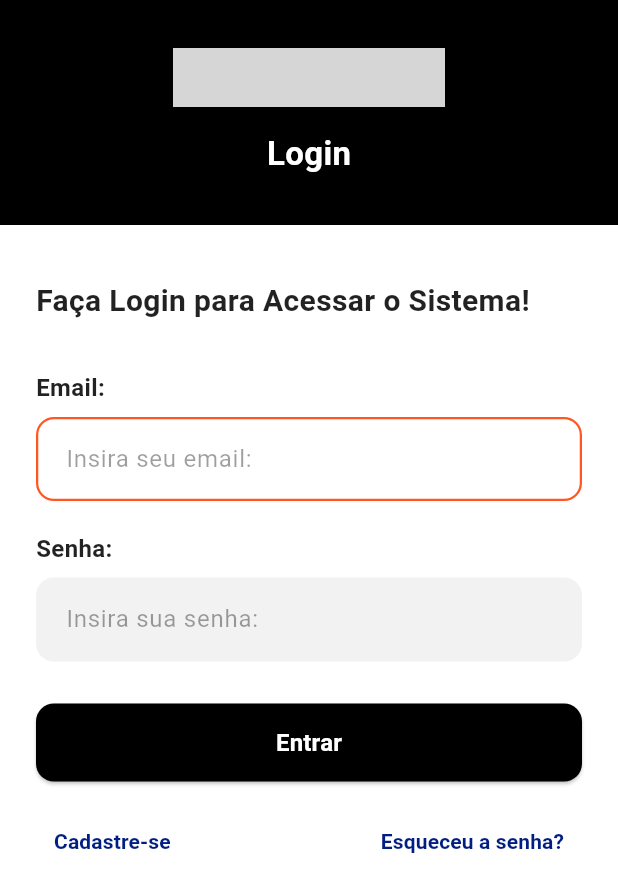
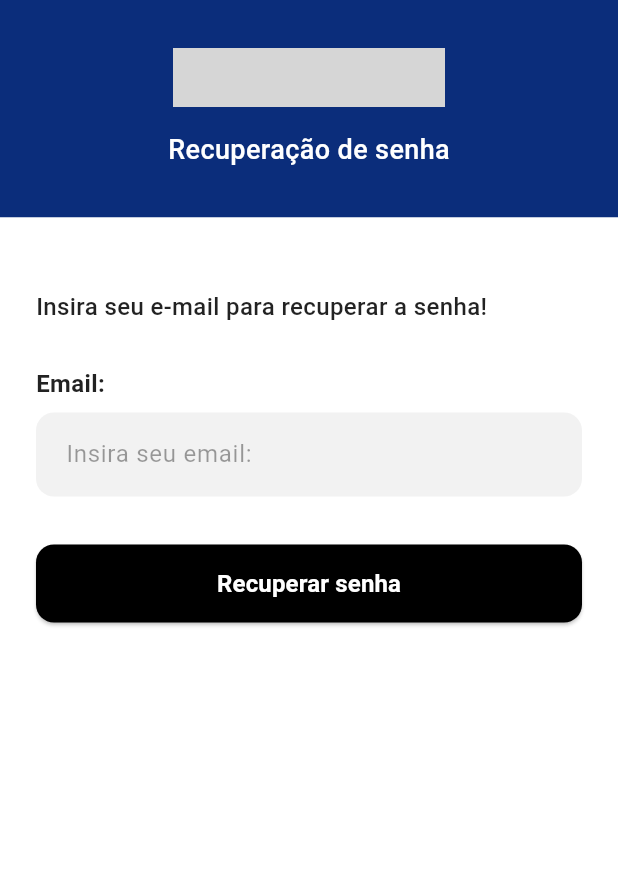
Before and after one commit to ThiagoMasseto/telaloginsenai_flutter, a Flutter app: the screen it shows after launch, after a tap on "Esqueceu a senha?", on a phone screen of 412 x 824 dp. Shown: the top 892 px of the screen. Run offline on Flutter 3.47's test engine with Material 3 defaults, Android fonts, the light colour scheme and no system bars; our stand-ins replace device_preview; grey boxes are pictures that could not be loaded.

Commit message:
Add RecoverPasswordPage with navigation from LoginPage and RegisterPage

```diff
--- a/lib/ui/login_page.dart
+++ b/lib/ui/login_page.dart
@@ -1,5 +1,6 @@
 import 'package:flutter/material.dart';
 import 'package:telaloginsenai_flutter/ui/register_page.dart';
+import 'package:telaloginsenai_flutter/ui/recover_password_page.dart';
 
 class LoginPage extends StatelessWidget {
   const LoginPage({super.key});
@@ -169,7 +170,13 @@ class LoginPage extends StatelessWidget {
                             ),
                           ),
                           TextButton(
-                            onPressed: () {},
+                            onPressed: () {
+                              Navigator.of(context).push(
+                                MaterialPageRoute(
+                                  builder: (_) => const RecoverPasswordPage(),
+                                ),
+                              );
+                            },
                             child: const Text(
                               'Esqueceu a senha?',
                               style: TextStyle(
--- /dev/null
+++ b/lib/ui/recover_password_page.dart
@@ -0,0 +1,127 @@
+import 'package:flutter/material.dart';
+import 'package:telaloginsenai_flutter/main.dart';
+
+class RecoverPasswordPage extends StatelessWidget {
+  const RecoverPasswordPage({super.key});
+
+  @override
+  Widget build(BuildContext context) {
+    return Scaffold(
+      backgroundColor: Colors.white,
+      body: SafeArea(
+        child: Column(
+          children: [
+            Container(
+              width: double.infinity,
+              color: const Color(0xFF0B2D7B),
+              padding: const EdgeInsets.symmetric(vertical: 32),
+              child: Column(
+                mainAxisSize: MainAxisSize.min,
+                children: [
+                  Image.asset(
+                    'assets/images/imagem_senai.png',
+                    width: 181,
+                    height: 39,
+                    fit: BoxFit.contain,
+                  ),
+                  const SizedBox(height: 16),
+                  const Text(
+                    'Recuperação de senha',
+                    style: TextStyle(
+                      color: Colors.white,
+                      fontSize: 18,
+                      fontWeight: FontWeight.w500,
+                    ),
+                  ),
+                ],
+              ),
+            ),
+            Expanded(
+              child: Container(
+                width: double.infinity,
+                color: Colors.white,
+                padding: const EdgeInsets.symmetric(horizontal: 24, vertical: 28),
+                child: Column(
+                  crossAxisAlignment: CrossAxisAlignment.start,
+                  children: [
+                    const SizedBox(height: 20),
+                    const Text(
+                      'Insira seu e-mail para recuperar a senha!',
+                      style: TextStyle(
+                        fontSize: 16,
+                        fontWeight: FontWeight.w500,
+                        color: Colors.black87,
+                      ),
+                    ),
+                    const SizedBox(height: 28),
+                    const Text(
+                      'Email:',
+                      style: TextStyle(
+                        fontSize: 16,
+                        fontWeight: FontWeight.w600,
+                        color: Colors.black87,
+                      ),
+                    ),
+                    const SizedBox(height: 8),
+                    TextFormField(
+                      keyboardType: TextInputType.emailAddress,
+                      decoration: InputDecoration(
+                        hintText: 'Insira seu email:',
+                        hintStyle: const TextStyle(color: Colors.black38),
+                        filled: true,
+                        fillColor: const Color(0xFFF2F2F2),
+                        contentPadding: const EdgeInsets.symmetric(
+                          horizontal: 16,
+                          vertical: 16,
+                        ),
+                        enabledBorder: OutlineInputBorder(
+                          borderRadius: BorderRadius.circular(12),
+                          borderSide: const BorderSide(color: Colors.transparent),
+                        ),
+                        focusedBorder: OutlineInputBorder(
+                          borderRadius: BorderRadius.circular(12),
+                          borderSide: const BorderSide(
+                            color: Color(0xFF0B2D7B),
+                            width: 1.5,
+                          ),
+                        ),
+                      ),
+                    ),
+                    const SizedBox(height: 32),
+                    SizedBox(
+                      width: double.infinity,
+                      height: 52,
+                      child: ElevatedButton(
+                        onPressed: () {
+                          Navigator.of(context).pushReplacement(
+                            MaterialPageRoute(
+                              builder: (_) => const SplashPage(),
+                            ),
+                          );
+                        },
+                        style: ElevatedButton.styleFrom(
+                          backgroundColor: Colors.black,
+                          shape: RoundedRectangleBorder(
+                            borderRadius: BorderRadius.circular(12),
+                          ),
+                        ),
+                        child: const Text(
+                          'Recuperar senha',
+                          style: TextStyle(
+                            color: Colors.white,
+                            fontSize: 16,
+                            fontWeight: FontWeight.w600,
+                          ),
+                        ),
+                      ),
+                    ),
+                  ],
+                ),
+              ),
+            ),
+          ],
+        ),
+      ),
+    );
+  }
+}
--- a/lib/ui/register_page.dart
+++ b/lib/ui/register_page.dart
@@ -1,4 +1,5 @@
 import 'package:flutter/material.dart';
+import 'package:telaloginsenai_flutter/main.dart';
 
 class RegisterPage extends StatelessWidget {
   const RegisterPage({super.key});
@@ -114,7 +115,13 @@ class RegisterPage extends StatelessWidget {
                         width: double.infinity,
                         height: 52,
                         child: ElevatedButton(
-                          onPressed: () {},
+                          onPressed: () {
+                            Navigator.of(context).pushReplacement(
+                              MaterialPageRoute(
+                                builder: (_) => const SplashPage(),
+                              ),
+                            );
+                          },
                           style: ElevatedButton.styleFrom(
                             backgroundColor: Colors.black,
                             shape: RoundedRectangleBorder(
```
